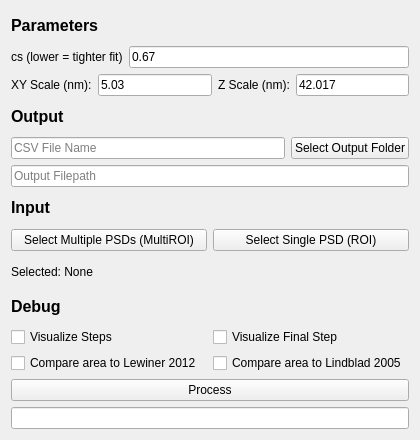
Qt form mainformpancake3d.ui (AlexanderJCS/3D-Pancake) before a commit.
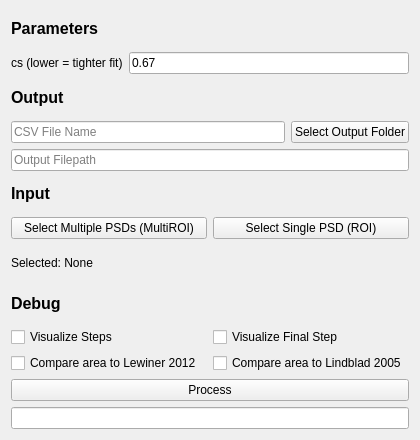
The same form after that commit. Custom widgets are drawn as their Qt base class.

Commit message: make scale automatic + fix mesh output bug causing wild inaccuracies (now it's only slightly inaccurate)

The edit to the form file:
```diff
--- a/mainformpancake3d.ui
+++ b/mainformpancake3d.ui
@@ -57,38 +57,6 @@
      </item>
     </layout>
    </item>
-   <item>
-    <layout class="QHBoxLayout" name="horizontalLayout">
-     <item>
-      <widget class="QLabel" name="label_xy_scale">
-       <property name="text">
-        <string>XY Scale (nm):</string>
-       </property>
-      </widget>
-     </item>
-     <item>
-      <widget class="QLineEdit" name="line_edit_xy_scale">
-       <property name="text">
-        <string>5.03</string>
-       </property>
-      </widget>
-     </item>
-     <item>
-      <widget class="QLabel" name="label_z_scale">
-       <property name="text">
-        <string>Z Scale (nm):</string>
-       </property>
-      </widget>
-     </item>
-     <item>
-      <widget class="QLineEdit" name="line_edit_z_scale">
-       <property name="text">
-        <string>42.017</string>
-       </property>
-      </widget>
-     </item>
-    </layout>
-   </item>
    <item>
     <widget class="QLabel" name="label">
      <property name="font">
```
The commit also changes 3 other files.
